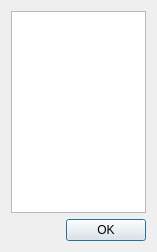
Before: the Qt Designer form dip/podsystem/podsystem/tab.ui in DmitriyG/Diplom, drawn with Qt 5.
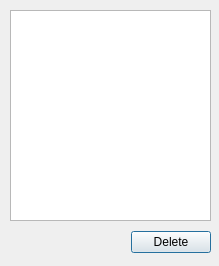
After: the same form once the commit is applied.

The edit to the form file:
```diff
--- a/dip/podsystem/podsystem/tab.ui
+++ b/dip/podsystem/podsystem/tab.ui
@@ -6,20 +6,22 @@
    <rect>
     <x>0</x>
     <y>0</y>
-    <width>157</width>
-    <height>252</height>
+    <width>219</width>
+    <height>266</height>
    </rect>
   </property>
   <property name="windowTitle">
    <string>Выбор </string>
   </property>
-  <layout class="QVBoxLayout" name="verticalLayout_2">
-   <item>
-    <layout class="QVBoxLayout" name="verticalLayout">
-     <item>
-      <widget class="QTableView" name="tableView"/>
-     </item>
-     <item>
+  <widget class="QWidget" name="layoutWidget">
+   <property name="geometry">
+    <rect>
+     <x>10</x>
+     <y>230</y>
+     <width>201</width>
+     <height>25</height>
+    </rect>
+   </property>
       <layout class="QHBoxLayout" name="horizontalLayout">
        <item>
         <spacer name="horizontalSpacer">
@@ -43,15 +45,22 @@
           </sizepolicy>
          </property>
          <property name="text">
-          <string>OK</string>
+       <string>Delete</string>
          </property>
         </widget>
        </item>
       </layout>
-     </item>
-    </layout>
-   </item>
-  </layout>
+  </widget>
+  <widget class="QTableView" name="tableView">
+   <property name="geometry">
+    <rect>
+     <x>10</x>
+     <y>10</y>
+     <width>201</width>
+     <height>211</height>
+    </rect>
+   </property>
+  </widget>
  </widget>
  <resources/>
  <connections/>
```
Lines whose indentation alone changed are shown as unchanged.
